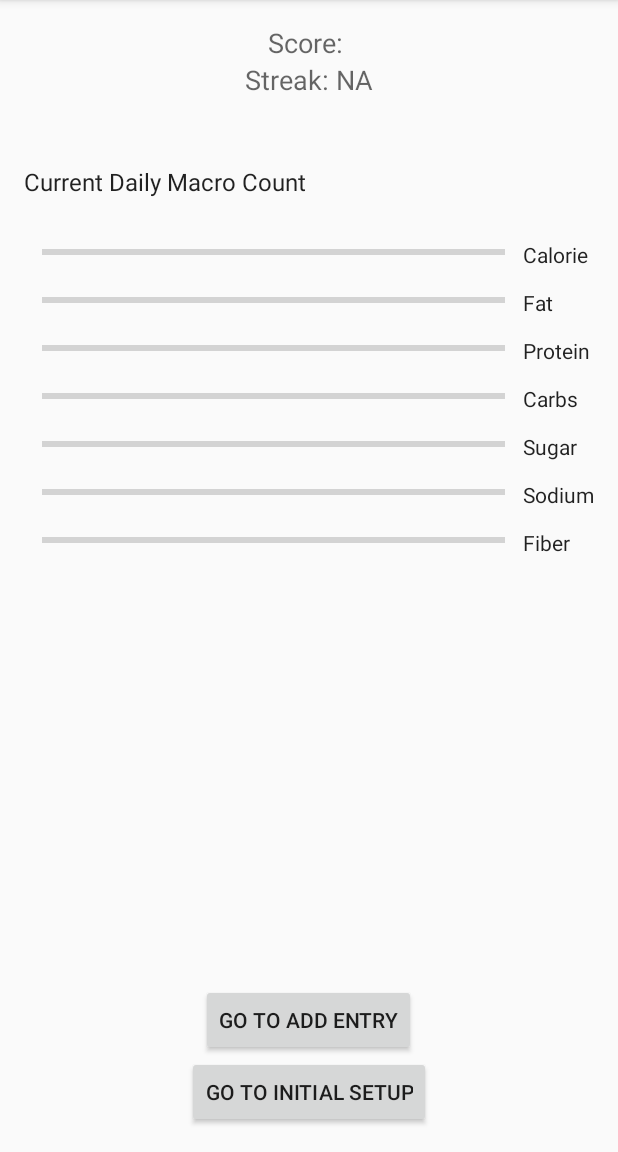
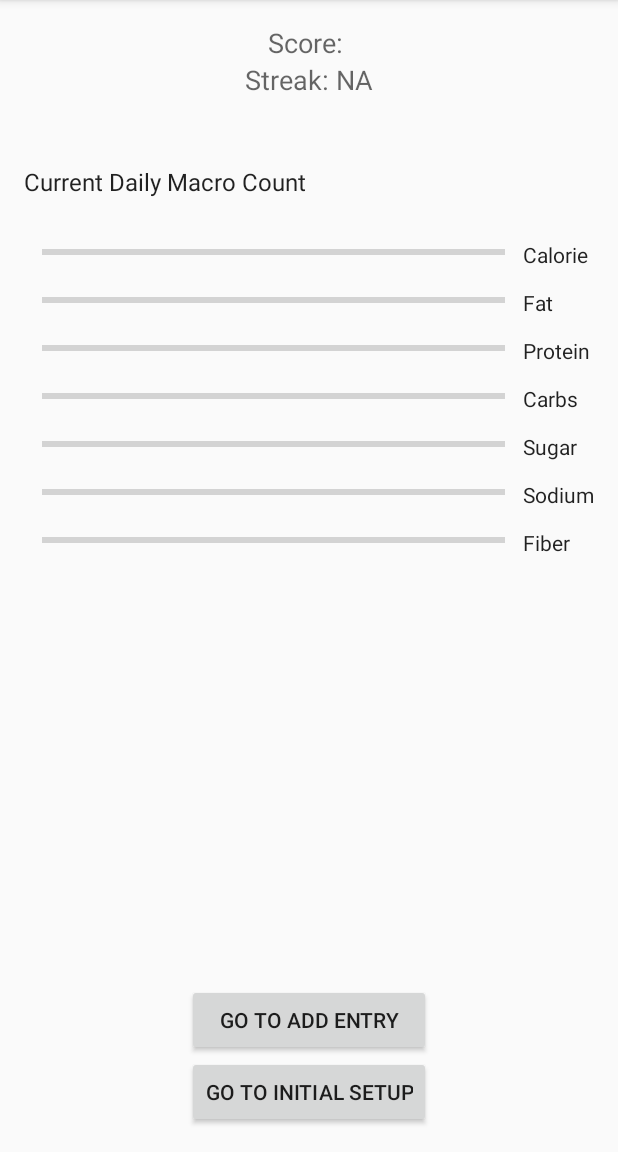
Before and after one commit to james-bonifacio/DeltaHacks3, an Android app: the screen it shows after launch (MainActivity), on a phone screen of 412 x 824 dp, the part 84-1236 px from its top. Run offline under Robolectric (Android 15) with nearby library versions, the phone set to English and light mode, and no system bars; libraries missing offline, so code that uses them is left out: ; 14 statements that could not run were skipped.

Commit message:
centering

```diff
--- a/app/src/main/res/layout/activity_main.xml
+++ b/app/src/main/res/layout/activity_main.xml
@@ -217,7 +217,10 @@
         android:text="Go to Add Entry"
         android:id="@+id/btnAddEntry"
         android:layout_above="@+id/btnInitial"
-        android:layout_centerHorizontal="true" />
+        android:layout_alignRight="@+id/btnInitial"
+        android:layout_alignEnd="@+id/btnInitial"
+        android:layout_alignLeft="@+id/btnInitial"
+        android:layout_alignStart="@+id/btnInitial" />
 
     <TextView
         android:layout_width="wrap_content"
```
